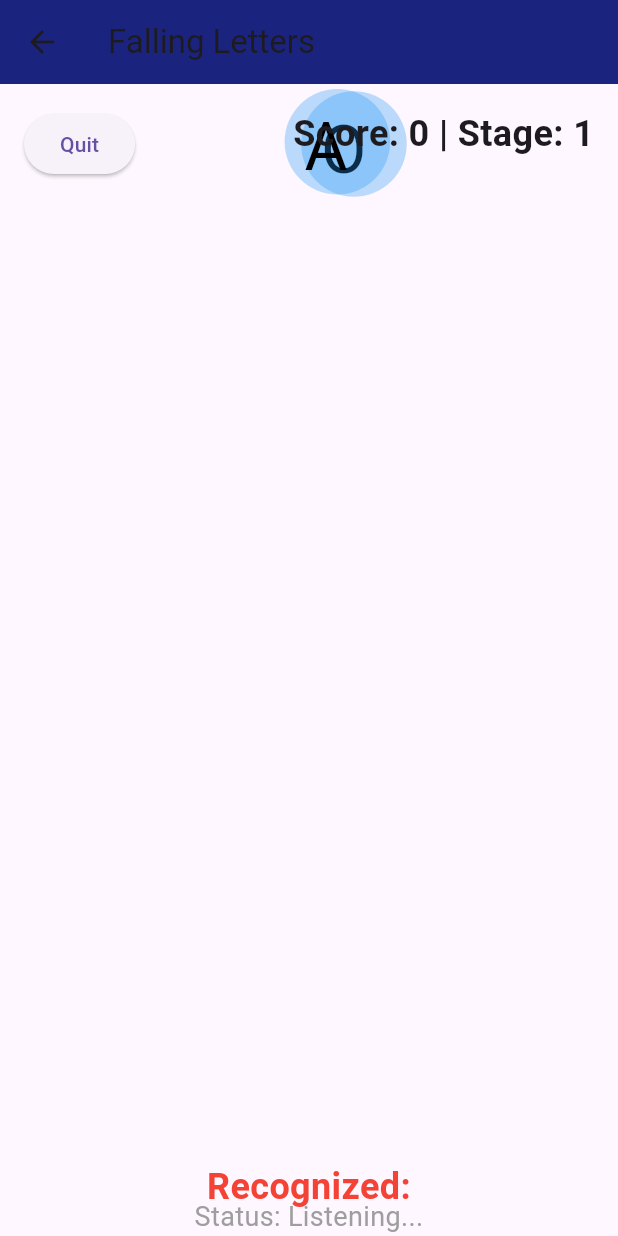
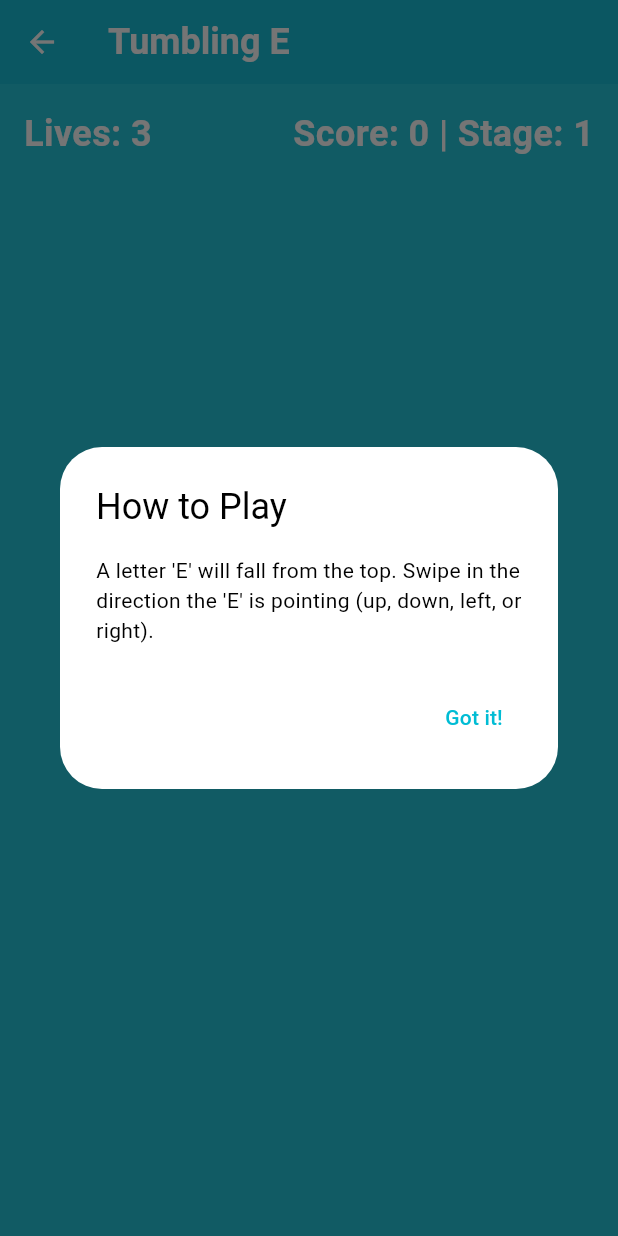
Before and after one commit to GunjanDhanuka/eyeplay, a Flutter app: the screen it shows after launch, after a tap on "Falling Letters Game", on a phone screen of 412 x 824 dp. Run offline on Flutter 3.47's test engine with Material 3 defaults, Android fonts, the phone set to English and light mode, and no system bars; our stand-ins replace camera, permission_handler, speech_to_text.

Commit message:
feat: Implement Tumbling E game, improved UI and added stages.

```diff
--- a/lib/main.dart
+++ b/lib/main.dart
@@ -20,8 +20,14 @@ class MyApp extends StatelessWidget {
     return MaterialApp(
       title: 'EyePlay',
       theme: ThemeData(
-        primarySwatch: Colors.blue,
+        primarySwatch: Colors.cyan,
+        colorScheme: ColorScheme.fromSwatch(primarySwatch: Colors.cyan).copyWith(secondary: Colors.orange),
         visualDensity: VisualDensity.adaptivePlatformDensity,
+        appBarTheme: const AppBarTheme(
+          iconTheme: IconThemeData(color: Colors.white),
+          backgroundColor: Color(0xFF19BED5),
+          titleTextStyle: TextStyle(color: Colors.white, fontSize: 24, fontWeight: FontWeight.bold),
+        ),
       ),
       home: const HomeScreen(),
       debugShowCheckedModeBanner: false,
--- a/lib/screens/falling_letters_game_screen.dart
+++ b/lib/screens/falling_letters_game_screen.dart
@@ -1,169 +1,161 @@
 import 'dart:async';
+import 'dart:math';
 import 'package:eyeplay/screens/game_result_screen.dart';
-import 'package:flutter/foundation.dart';
 import 'package:flutter/material.dart';
-import 'dart:math';
-import 'package:speech_to_text/speech_to_text.dart' as stt;
+
+enum EDirection { up, down, left, right }
 
 class FallingLettersGameScreen extends StatefulWidget {
   const FallingLettersGameScreen({super.key});
 
   @override
-  State<FallingLettersGameScreen> createState() => _FallingLettersGameScreenState();
+  State<FallingLettersGameScreen> createState() =>
+      _FallingLettersGameScreenState();
 }
 
 class _FallingLettersGameScreenState extends State<FallingLettersGameScreen>
     with SingleTickerProviderStateMixin {
   late AnimationController _controller;
-  List<FallingLetter> _letters = [];
-  List<FallingLetter> _poppedLetters = [];
+  List<FallingE> _letters = [];
+  List<PoppedBubble> _poppedBubbles = [];
   double _gameHeight = 0;
   double _gameWidth = 0;
   final Random _random = Random();
-  final List<String> _allowedLetters = ['A', 'B', 'D', 'E', 'F', 'M', 'N', 'O', 'V'];
-  late stt.SpeechToText _speech;
-  bool _isListening = false;
-  String _text = '';
-  String _speechStatus = '';
   int _score = 0;
+  int _lives = 3;
   int _stage = 1;
-  int _stageScore = 0;
-  int _nextStageScore = 10;
+  double _letterSpeed = 2.0;
+  double _letterSize = 48.0;
 
   @override
   void initState() {
     super.initState();
-    _speech = stt.SpeechToText();
-    _logLocales(); // Log available locales
-    _listen(); // Start listening automatically
     _controller = AnimationController(
       vsync: this,
       duration: const Duration(seconds: 1),
     )..addListener(() {
         _updateGame();
       });
-    _controller.repeat();
+    WidgetsBinding.instance.addPostFrameCallback((_) => _showInstructions());
   }
 
-  void _logLocales() async {
-    var locales = await _speech.locales();
-    for (var locale in locales) {
-      print('Locale: ${locale.localeId}, Name: ${locale.name}');
-    }
+  void _showInstructions() {
+    showDialog(
+      context: context,
+      barrierDismissible: false,
+      builder: (BuildContext context) {
+        return AlertDialog(
+          title: const Text('How to Play'),
+          content: const Text(
+              'A letter \'E\' will fall from the top. Swipe in the direction the \'E\' is pointing (up, down, left, or right).'),
+          actions: <Widget>[
+            TextButton(
+              child: const Text('Got it!'),
+              onPressed: () {
+                Navigator.of(context).pop();
+                _controller.repeat();
+              },
+            ),
+          ],
+        );
+      },
+    );
   }
 
-  void _updateGame() {
-    // Spawn new letters
-    if (_letters.length < 2) { // Limit the number of letters to 2
+  void _spawnNewLetter() {
+    final direction = EDirection.values[_random.nextInt(EDirection.values.length)];
     _letters.add(
-        FallingLetter(
-          letter: _allowedLetters[_random.nextInt(_allowedLetters.length)],
-          position: Offset(_random.nextDouble() * _gameWidth, 0),
-          size: 48 - (_stage * 4).clamp(0, 40).toDouble(),
-          color: Colors.black,
+      FallingE(
+        position: Offset(_random.nextDouble() * (_gameWidth - _letterSize), 0),
+        size: _letterSize,
+        direction: direction,
       ),
     );
   }
 
-    // Update letter positions
-    for (var letter in _letters) {
-      letter.position = letter.position.translate(0, 1 + (_stage / 2));
+  void _updateGame() {
+    if (_poppedBubbles.isNotEmpty) {
+      for (var bubble in _poppedBubbles) {
+        bubble.animationProgress += 0.05;
+      }
+      _poppedBubbles.removeWhere((bubble) => bubble.animationProgress >= 1.0);
     }
 
-    // Update popped letters animation
-    for (var letter in _poppedLetters) {
-      letter.animationProgress += 0.05;
+    if (_letters.isEmpty && _controller.isAnimating) {
+      _spawnNewLetter();
     }
-    _poppedLetters.removeWhere((letter) => letter.animationProgress >= 1);
 
-    // Remove off-screen letters and check for game over
-    _letters.removeWhere((letter) {
+    final List<FallingE> lettersToRemove = [];
+    for (var letter in _letters) {
+      letter.position = letter.position.translate(0, _letterSpeed);
       if (letter.position.dy > _gameHeight) {
-        // _gameOver(); // Game over disabled for testing
-        return true;
+        lettersToRemove.add(letter);
+        _lives--;
+        _poppedBubbles.add(PoppedBubble(position: letter.position, initialSize: letter.size));
       }
-      return false;
-    });
+    }
+
+    _letters.removeWhere((l) => lettersToRemove.contains(l));
+
+    if (_lives <= 0) {
+      _gameOver();
+    }
 
     setState(() {});
   }
 
-  void _listen() async {
-    print('--- _listen called ---');
-    if (!_isListening) {
-      print('--- Initializing speech recognition ---');
-      setState(() => _speechStatus = 'Initializing...');
-      bool available = await _speech.initialize(
-        onStatus: (val) {
-          print('--- onStatus: $val ---');
-          setState(() => _speechStatus = 'Status: $val');
-          if (val == 'notListening') {
-            Future.delayed(const Duration(seconds: 1), () => _listen());
+  void _handleSwipe(DragEndDetails details) {
+    final velocity = details.velocity.pixelsPerSecond;
+    if (velocity.distance == 0 || _letters.isEmpty) {
+      return;
     }
-        },
-        onError: (val) {
-          print('--- onError: $val ---');
-          setState(() => _speechStatus = 'Error: $val');
-        },
-        debugLogging: true,
-      );
-      if (available) {
-        print('--- Speech recognition available ---');
-        setState(() {
-          _isListening = true;
-          _speechStatus = 'Listening...';
-        });
-        _speech.listen(
-          onResult: (val) {
-            print('--- onResult: ${val.recognizedWords} ---');
-            setState(() {
-              _text = val.recognizedWords;
-              _handleSpeechInput(_text);
-            });
-          },
-        );
+
+    final EDirection swipeDirection;
+    if (velocity.dx.abs() > velocity.dy.abs()) {
+      swipeDirection = velocity.dx > 0 ? EDirection.right : EDirection.left;
     } else {
-        print('--- Speech recognition not available ---');
-        setState(() => _speechStatus = 'Not available');
+      swipeDirection = velocity.dy > 0 ? EDirection.down : EDirection.up;
     }
+
+    if (_letters.first.direction == swipeDirection) {
+      _handleCorrectSwipe();
+    } else {
+      _handleIncorrectSwipe();
     }
   }
 
-  void _handleSpeechInput(String input) {
-    if (kDebugMode) {
-      print("=======");
-      print(_text);
-      print("=======");
-    }
-    String spokenLetter = input.toUpperCase().trim();
-    if (spokenLetter.length == 1) {
+  void _handleCorrectSwipe() {
     setState(() {
-        List<FallingLetter> lettersToRemove = [];
-        for (var letter in _letters) {
-          if (letter.letter == spokenLetter) {
-            letter.isPopped = true;
-            _poppedLetters.add(letter);
-            lettersToRemove.add(letter);
       _score++;
-            _stageScore++;
-          }
-        }
-        _letters.removeWhere((letter) => lettersToRemove.contains(letter));
-
-        if (_stageScore >= _nextStageScore) {
+      final poppedE = _letters.removeAt(0);
+      _poppedBubbles.add(PoppedBubble(position: poppedE.position, initialSize: poppedE.size));
+      if (_score % 5 == 0) {
         _stage++;
-          _stageScore = 0;
-          _nextStageScore += 5;
+        _letterSpeed += 0.5;
+        _letterSize = max(20, _letterSize - 4);
       }
     });
   }
+
+  void _handleIncorrectSwipe() {
+    setState(() {
+      _lives--;
+      if (_lives <= 0) {
+        _gameOver();
+      } else {
+        if (_letters.isNotEmpty) {
+          final poppedE = _letters.removeAt(0);
+          _poppedBubbles.add(PoppedBubble(position: poppedE.position, initialSize: poppedE.size));
+        }
+      }
+    });
   }
 
   void _gameOver() {
     _controller.stop();
     Navigator.of(context).pushReplacement(
       MaterialPageRoute(
-        builder: (context) => GameResultScreen(score: _score),
+        builder: (context) => GameResultScreen(score: _score, stage: _stage),
       ),
     );
   }
@@ -178,27 +170,26 @@ class _FallingLettersGameScreenState extends State<FallingLettersGameScreen>
   Widget build(BuildContext context) {
     return Scaffold(
       appBar: AppBar(
-        title: const Text('Falling Letters'),
-        backgroundColor: const Color(0xFF1A237E),
+        title: const Text('Tumbling E'),
       ),
       body: LayoutBuilder(
         builder: (context, constraints) {
           _gameHeight = constraints.maxHeight;
           _gameWidth = constraints.maxWidth;
-          return Stack(
+          return GestureDetector(
+            onPanEnd: _handleSwipe,
+            child: Stack(
               children: [
                 CustomPaint(
-                painter: GamePainter(letters: _letters, poppedLetters: _poppedLetters),
+                  painter: GamePainter(letters: _letters, poppedBubbles: _poppedBubbles),
                   child: Container(),
                 ),
                 Positioned(
                   top: 16,
                   left: 16,
-                child: ElevatedButton(
-                  onPressed: () {
-                    Navigator.of(context).pop();
-                  },
-                  child: const Text('Quit'),
+                  child: Text(
+                    'Lives: $_lives',
+                    style: const TextStyle(fontSize: 24, fontWeight: FontWeight.bold, color: Colors.white),
                   ),
                 ),
                 Positioned(
@@ -206,76 +197,91 @@ class _FallingLettersGameScreenState extends State<FallingLettersGameScreen>
                   right: 16,
                   child: Text(
                     'Score: $_score | Stage: $_stage',
-                  style: const TextStyle(fontSize: 24, fontWeight: FontWeight.bold),
-                ),
-              ),
-              Positioned(
-                bottom: 16,
-                left: 0,
-                right: 0,
-                child: Text(
-                  'Recognized: $_text',
-                  textAlign: TextAlign.center,
-                  style: const TextStyle(fontSize: 24, fontWeight: FontWeight.bold, color: Colors.red),
-                ),
-              ),
-              Positioned(
-                bottom: 0,
-                left: 0,
-                right: 0,
-                child: Text(
-                  'Status: $_speechStatus',
-                  textAlign: TextAlign.center,
-                  style: const TextStyle(fontSize: 18, color: Colors.grey),
+                    style: const TextStyle(fontSize: 24, fontWeight: FontWeight.bold, color: Colors.white),
                   ),
                 ),
               ],
+            ),
           );
         },
       ),
+      backgroundColor: Colors.cyan.shade400,
     );
   }
 }
 
-class FallingLetter {
-  String letter;
+class FallingE {
   Offset position;
   double size;
-  Color color;
-  double radius;
-  bool isPopped = false;
-  double animationProgress = 0;
+  EDirection direction;
 
-  FallingLetter({
-    required this.letter,
+  FallingE({
     required this.position,
     required this.size,
-    required this.color,
-  }) : radius = size * 0.8;
+    required this.direction,
+  });
+}
+
+class PoppedBubble {
+  final Offset position;
+  final double initialSize;
+  double animationProgress;
+
+  PoppedBubble({
+    required this.position,
+    required this.initialSize,
+    this.animationProgress = 0.0,
+  });
 }
 
 class GamePainter extends CustomPainter {
-  final List<FallingLetter> letters;
-  final List<FallingLetter> poppedLetters;
+  final List<FallingE> letters;
+  final List<PoppedBubble> poppedBubbles;
 
-  GamePainter({required this.letters, required this.poppedLetters});
+  GamePainter({required this.letters, required this.poppedBubbles});
 
   @override
   void paint(Canvas canvas, Size size) {
-    // Draw falling letters
+    final bubblePaint = Paint()..color = Colors.lightBlue.withOpacity(0.4);
+    final bubbleBorderPaint = Paint()
+      ..color = Colors.white.withOpacity(0.8)
+      ..style = PaintingStyle.stroke
+      ..strokeWidth = 2.0;
+
     for (var letter in letters) {
-      // Draw bubble
-      final bubblePaint = Paint()
-        ..color = Colors.blue.withOpacity(0.3);
-      canvas.drawCircle(letter.position.translate(letter.size / 2, letter.size / 2), letter.radius, bubblePaint);
+      final center = Offset(letter.position.dx + letter.size / 2, letter.position.dy + letter.size / 2);
+      final bubbleRadius = letter.size * 0.75;
 
-      // Draw letter
+      canvas.drawCircle(center, bubbleRadius, bubblePaint);
+      canvas.drawCircle(center, bubbleRadius, bubbleBorderPaint);
+
+      canvas.save();
+      canvas.translate(center.dx, center.dy);
+
+      double angle = 0;
+      switch (letter.direction) {
+        case EDirection.up:
+          angle = -pi / 2;
+          break;
+        case EDirection.down:
+          angle = pi / 2;
+          break;
+        case EDirection.left:
+          angle = pi;
+          break;
+        case EDirection.right:
+          angle = 0;
+          break;
+      }
+      canvas.rotate(angle);
+
       final textStyle = TextStyle(
-        color: letter.color,
+        color: Colors.white,
         fontSize: letter.size,
+        fontWeight: FontWeight.bold,
       );
       final textSpan = TextSpan(
-        text: letter.letter,
+        text: 'E',
         style: textStyle,
       );
       final textPainter = TextPainter(
@@ -284,23 +290,31 @@ class GamePainter extends CustomPainter {
         textDirection: TextDirection.ltr,
       );
       textPainter.layout();
-      textPainter.paint(canvas, letter.position);
+      textPainter.paint(canvas, Offset(-letter.size / 2, -letter.size / 2));
+
+      canvas.restore();
     }
 
-    // Draw popped letters animation
-    for (var letter in poppedLetters) {
-      final bubblePaint = Paint()
-        ..color = Colors.blue.withOpacity(0.3 * (1 - letter.animationProgress));
-      canvas.drawCircle(
-        letter.position.translate(letter.size / 2, letter.size / 2),
-        letter.radius * (1 + letter.animationProgress),
-        bubblePaint,
-      );
+    for (var bubble in poppedBubbles) {
+      final progress = bubble.animationProgress;
+      final opacity = 1.0 - progress;
+      final radius = bubble.initialSize * (0.75 + progress * 0.5);
+
+      final popPaint = Paint()..color = Colors.lightBlueAccent.withOpacity(opacity * 0.5);
+      final popBorderPaint = Paint()
+        ..color = Colors.white.withOpacity(opacity)
+        ..strokeWidth = 2.0
+        ..style = PaintingStyle.stroke;
+
+      final center = Offset(bubble.position.dx + bubble.initialSize / 2, bubble.position.dy + bubble.initialSize / 2);
+
+      canvas.drawCircle(center, radius, popPaint);
+      canvas.drawCircle(center, radius, popBorderPaint);
     }
   }
 
   @override
-  bool shouldRepaint(covariant CustomPainter oldDelegate) {
+  bool shouldRepaint(covariant GamePainter oldDelegate) {
     return true;
   }
 }
--- a/lib/screens/home_screen.dart
+++ b/lib/screens/home_screen.dart
@@ -19,15 +19,17 @@ class HomeScreen extends StatelessWidget {
             child: Column(
               mainAxisAlignment: MainAxisAlignment.center,
               children: [
-              const Text(
-                'EyePlay',
-                style: TextStyle(
-                  fontSize: 48,
-                  fontWeight: FontWeight.bold,
-                  color: Color(0xFF1A237E),
-                ),
-              ),
+                Image.asset('assets/images/fox_logo.png', height: 200),
                 const SizedBox(height: 16),
+                // const Text(
+                //   'EyePlay',
+                //   style: TextStyle(
+                //     fontSize: 48,
+                //     fontWeight: FontWeight.bold,
+                //     color: Color(0xFF1A237E),
+                //   ),
+                // ),
+                // const SizedBox(height: 16),
                 const Text(
                   'Early vision screening for kids',
                   style: TextStyle(
@@ -36,29 +38,29 @@ class HomeScreen extends StatelessWidget {
                   ),
                 ),
                 const SizedBox(height: 48),
-              ElevatedButton(
-                onPressed: () {
-                  Navigator.push(
-                    context,
-                    MaterialPageRoute(builder: (context) => const GameScreen()),
-                  );
-                },
-                style: ElevatedButton.styleFrom(
-                  backgroundColor: const Color(0xFF4CAF50),
-                  padding: const EdgeInsets.symmetric(horizontal: 48, vertical: 16),
-                  shape: RoundedRectangleBorder(
-                    borderRadius: BorderRadius.circular(30),
-                  ),
-                ),
-                child: const Text(
-                  'Play Now',
-                  style: TextStyle(
-                    fontSize: 24,
-                    color: Colors.white,
-                  ),
-                ),
-              ),
-              const SizedBox(height: 24),
+                // ElevatedButton(
+                //   onPressed: () {
+                //     Navigator.push(
+                //       context,
+                //       MaterialPageRoute(builder: (context) => const GameScreen()),
+                //     );
+                //   },
+                //   style: ElevatedButton.styleFrom(
+                //     backgroundColor: Colors.orange,
+                //     padding: const EdgeInsets.symmetric(horizontal: 48, vertical: 16),
+                //     shape: RoundedRectangleBorder(
+                //       borderRadius: BorderRadius.circular(30),
+                //     ),
+                //   ),
+                //   child: const Text(
+                //     'Play Now',
+                //     style: TextStyle(
+                //       fontSize: 24,
+                //       color: Colors.white,
+                //     ),
+                //   ),
+                // ),
+                // const SizedBox(height: 24),
                 ElevatedButton(
                   onPressed: () {
                     Navigator.push(
@@ -67,7 +69,7 @@ class HomeScreen extends StatelessWidget {
                     );
                   },
                   style: ElevatedButton.styleFrom(
-                  backgroundColor: const Color(0xFF1A237E),
+                    backgroundColor: Colors.orange,
                     padding: const EdgeInsets.symmetric(horizontal: 48, vertical: 16),
                     shape: RoundedRectangleBorder(
                       borderRadius: BorderRadius.circular(30),
@@ -81,29 +83,29 @@ class HomeScreen extends StatelessWidget {
                     ),
                   ),
                 ),
-              const SizedBox(height: 24),
-              ElevatedButton(
-                onPressed: () {
-                  Navigator.push(
-                    context,
-                    MaterialPageRoute(builder: (context) => const SnellenChartScreen()),
-                  );
-                },
-                style: ElevatedButton.styleFrom(
-                  backgroundColor: const Color(0xFF009688),
-                  padding: const EdgeInsets.symmetric(horizontal: 48, vertical: 16),
-                  shape: RoundedRectangleBorder(
-                    borderRadius: BorderRadius.circular(30),
-                  ),
-                ),
-                child: const Text(
-                  'Snellen Test',
-                  style: TextStyle(
-                    fontSize: 24,
-                    color: Colors.white,
-                  ),
-                ),
-              ),
+                // const SizedBox(height: 24),
+                // ElevatedButton(
+                //   onPressed: () {
+                //     Navigator.push(
+                //       context,
+                //       MaterialPageRoute(builder: (context) => const SnellenChartScreen()),
+                //     );
+                //   },
+                //   style: ElevatedButton.styleFrom(
+                //     backgroundColor: Colors.orange,
+                //     padding: const EdgeInsets.symmetric(horizontal: 48, vertical: 16),
+                //     shape: RoundedRectangleBorder(
+                //       borderRadius: BorderRadius.circular(30),
+                //     ),
+                //   ),
+                //   child: const Text(
+                //     'Snellen Test',
+                //     style: TextStyle(
+                //       fontSize: 24,
+                //       color: Colors.white,
+                //     ),
+                //   ),
+                // ),
                 const SizedBox(height: 24),
                 ElevatedButton(
                   onPressed: () {
@@ -113,7 +115,7 @@ class HomeScreen extends StatelessWidget {
                     );
                   },
                   style: ElevatedButton.styleFrom(
-                  backgroundColor: const Color(0xFF9C27B0),
+                    backgroundColor: Colors.orange,
                     padding: const EdgeInsets.symmetric(horizontal: 48, vertical: 16),
                     shape: RoundedRectangleBorder(
                       borderRadius: BorderRadius.circular(30),
@@ -136,7 +138,7 @@ class HomeScreen extends StatelessWidget {
                     );
                   },
                   style: ElevatedButton.styleFrom(
-                  backgroundColor: const Color(0xFFFF9800),
+                    backgroundColor: Colors.orange,
                     padding: const EdgeInsets.symmetric(horizontal: 48, vertical: 16),
                     shape: RoundedRectangleBorder(
                       borderRadius: BorderRadius.circular(30),
--- a/lib/screens/ishihara_test_screen.dart
+++ b/lib/screens/ishihara_test_screen.dart
@@ -15,7 +15,6 @@ class _IshiharaTestScreenState extends State<IshiharaTestScreen> {
     return Scaffold(
       appBar: AppBar(
         title: const Text('Ishihara Test'),
-        backgroundColor: const Color(0xFF1A237E),
       ),
       body: Center(
         child: Column(
--- a/lib/screens/snellen_chart_screen.dart
+++ b/lib/screens/snellen_chart_screen.dart
@@ -87,8 +87,8 @@ class _SnellenChartScreenState extends State<SnellenChartScreen> {
   Widget build(BuildContext context) {
     return Scaffold(
       appBar: AppBar(
-        title: const Text('Snellen Chart Test'),
-        backgroundColor: const Color(0xFF1A237E),
+        title: const Text('Snellen Test', style: const TextStyle(color: Colors.white)),
+        backgroundColor: const Color(0xFF19BED5),
       ),
       body: Center(
         child: Column(
```
Also changed, not shown: lib/models/ishihara_level.dart (added, +9 -0 lines), lib/screens/game_result_screen.dart (+10 -1 lines), lib/screens/shape_finder_game_screen.dart (+46 -61 lines), lib/widgets/custom_feedback_dialog.dart (added, +106 -0 lines), assets/images/fox_logo.png (added). Lines whose indentation alone changed are shown as unchanged.
